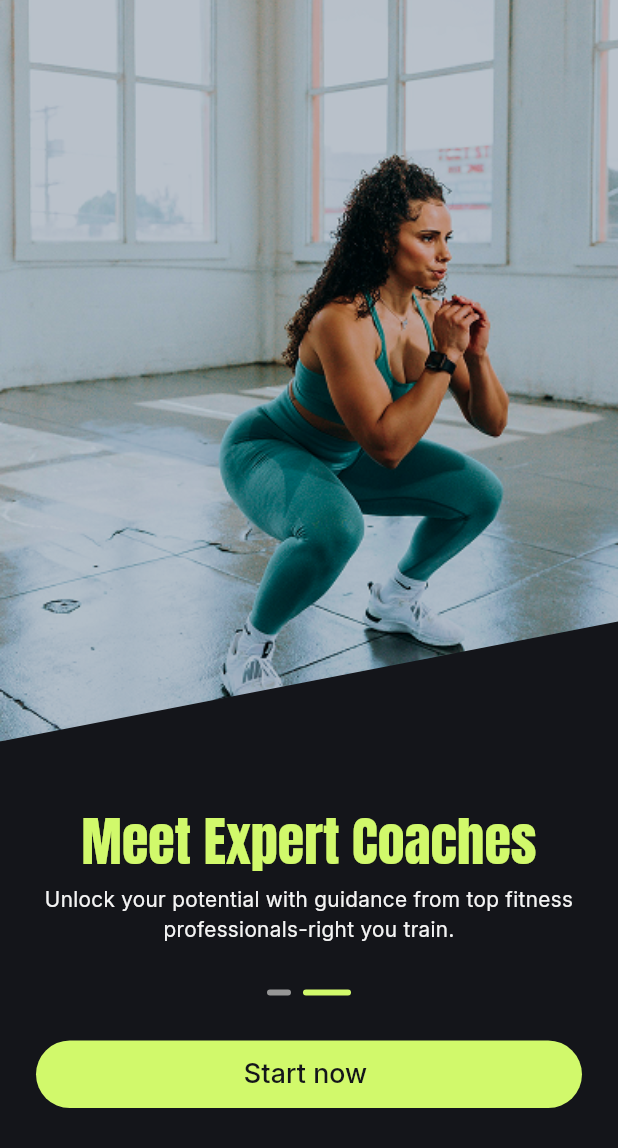
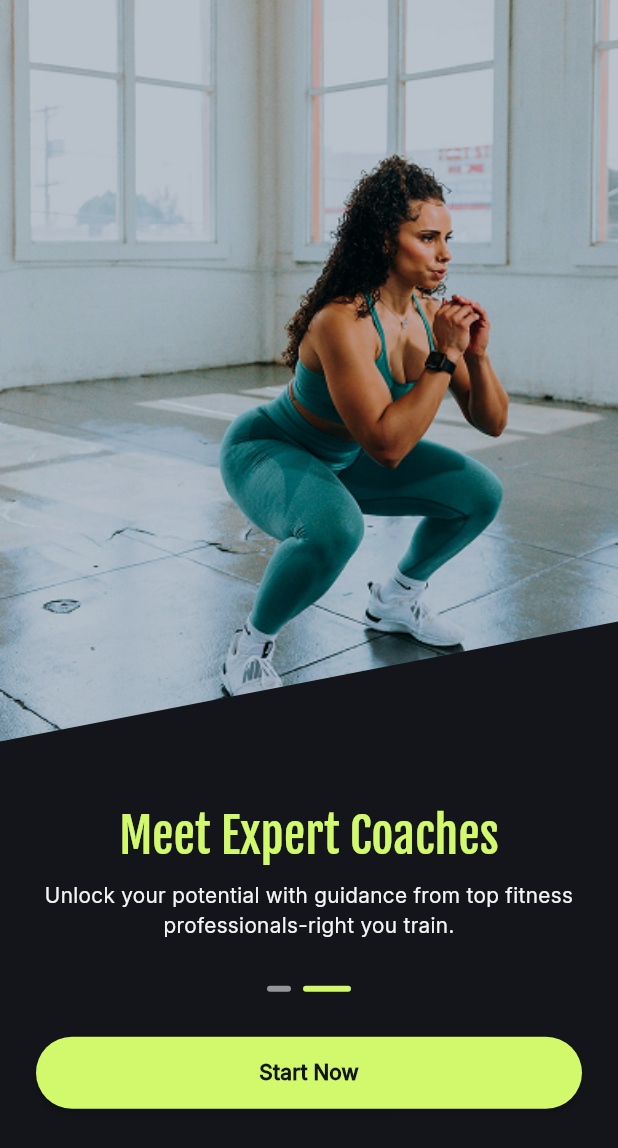
Before and after one commit to Aymanaomari/filtrek-flutter-app, a Flutter app: the screen it shows after launch, after a tap on "Next", on a phone screen of 412 x 824 dp. Shown: the top 1148 px of the screen. Run offline on Flutter 3.47's test engine with Material 3 defaults, Android fonts, the phone set to English and light mode, and no system bars; our stand-ins replace dartz, flutter_riverpod, go_router.

Commit message:
little change on the onboading pages

```diff
--- a/lib/features/fltrik/presentation/screens/onboarding/onboarding1_screen.dart
+++ b/lib/features/fltrik/presentation/screens/onboarding/onboarding1_screen.dart
@@ -1,7 +1,8 @@
+import 'package:filtrek_app/features/fltrik/presentation/widgets/app_widgets/app_button.dart';
+import 'package:filtrek_app/features/fltrik/presentation/widgets/app_widgets/app_button_two.dart';
 import 'package:filtrek_app/route_names.dart';
 import 'package:flutter/material.dart';
 import 'package:filtrek_app/features/fltrik/core/constant/colors_assets.dart';
-import 'package:filtrek_app/features/fltrik/presentation/widgets/onboarding/custom_button.dart';
 import 'package:filtrek_app/features/fltrik/presentation/widgets/onboarding/left_diagonal_image.dart';
 import 'package:filtrek_app/features/fltrik/core/constant/image_assets.dart';
 import 'package:filtrek_app/features/fltrik/core/theme/app_typography.dart';
@@ -33,17 +34,16 @@ class OnBoardingScreen1 extends StatelessWidget {
                   Text(
                     'Find Your Spot Gym',
                     textAlign: TextAlign.center,
-                    style: AppTypography.displaySmall.copyWith(
+                    style: AppTypography.h1.copyWith(
                       color: ColorsAssets.primaryColor,
                     ),
-
                   ),
                   const SizedBox(height: 8),
                   Text(
                     'Skip the guess work. let us guide you to the best gym with everything you need.',
                     textAlign: TextAlign.center,
-                     style: AppTypography.bodyMedium.copyWith(
-                          color: ColorsAssets.   textLight,
+                    style: AppTypography.body2.copyWith(
+                      color: ColorsAssets.textLight,
                     ),
                   ),
                   const SizedBox(height: 30),
@@ -70,25 +70,20 @@ class OnBoardingScreen1 extends StatelessWidget {
                     ],
                   ),
                   const SizedBox(height: 30),
-                  CustomMainButton(
-                    text: 'Next',
+                  SizedBox(
+                      height: 48,
+                      width: double.infinity,
+                      child: AppButton(
+                        text: "Next",
                         onPressed: () {
-                        context.pushNamed(RouteNames.onboarding2);
+                          context.goNamed(RouteNames.onboarding2);
                         },
-                  ),
+                      )),
                   const SizedBox(height: 16),
-                  TextButton(
-                      onPressed: () {
-                        // context.goNamed(RouteNames.home);
-                      },
-                      child: const Text(
-                        'Skip',
-                        style: TextStyle(
-                          color: ColorsAssets.primaryColor,
-                          fontSize: 16,
-                          fontWeight: FontWeight.w500,
-                        ),
-                      ),)
+                  AppButtonTwo(
+                    text: "Skip",
+                    onPressed: () {},
+                  )
                 ],
               ),
             ),
--- a/lib/features/fltrik/presentation/screens/onboarding/onboarding2_screen.dart
+++ b/lib/features/fltrik/presentation/screens/onboarding/onboarding2_screen.dart
@@ -1,7 +1,7 @@
+import 'package:filtrek_app/features/fltrik/presentation/widgets/app_widgets/app_button.dart';
 import 'package:flutter/material.dart';
 import 'package:filtrek_app/features/fltrik/core/constant/colors_assets.dart';
 import 'package:filtrek_app/features/fltrik/core/constant/image_assets.dart';
-import 'package:filtrek_app/features/fltrik/presentation/widgets/onboarding/custom_button.dart';
 import 'package:filtrek_app/features/fltrik/presentation/widgets/onboarding/left_diagonal_image.dart';
 import 'package:filtrek_app/features/fltrik/core/theme/app_typography.dart';
 
@@ -31,16 +31,16 @@ class OnBoardingScreen2 extends StatelessWidget {
                   Text(
                     'Meet Expert Coaches',
                     textAlign: TextAlign.center,
-                    style: AppTypography.displaySmall.copyWith(
+                    style: AppTypography.h1.copyWith(
                       color: ColorsAssets.primaryColor,
                     ),
                   ),
-                  const SizedBox(height: 8),
+                  const SizedBox(height: 12),
                   Text(
                     'Unlock your potential with guidance from top fitness professionals-right you train.',
                     textAlign: TextAlign.center,
-                     style: AppTypography.bodyMedium.copyWith(
-                          color: ColorsAssets.   textLight,
+                    style: AppTypography.body2.copyWith(
+                      color: ColorsAssets.textLight,
                     ),
                   ),
                   const SizedBox(height: 30),
@@ -67,11 +67,13 @@ class OnBoardingScreen2 extends StatelessWidget {
                     ],
                   ),
                   const SizedBox(height: 30),
-                  CustomMainButton(
-                    text: 'Start now ',
-                    onPressed: () {
-
-                    },
+                  SizedBox(
+                    width: double.infinity,
+                    height: 48,
+                    child: AppButton(
+                      text: "Start Now",
+                      onPressed: () {},
+                    ),
                   ),
                   const SizedBox(height: 40),
                 ],
```
Lines whose indentation alone changed are shown as unchanged.
